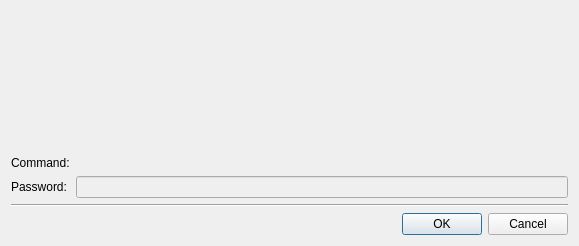
First picture: the form in passworddialog.ui, repository lxqt/lxqt-sudo, before the edit.
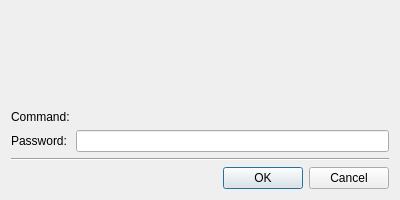
Second picture: the form after the edit.

What changed in the file:
```diff
--- a/passworddialog.ui
+++ b/passworddialog.ui
@@ -6,10 +6,16 @@
    <rect>
     <x>0</x>
     <y>0</y>
-    <width>579</width>
-    <height>246</height>
+    <width>400</width>
+    <height>200</height>
    </rect>
   </property>
+  <property name="sizePolicy">
+   <sizepolicy hsizetype="Fixed" vsizetype="Fixed">
+    <horstretch>0</horstretch>
+    <verstretch>0</verstretch>
+   </sizepolicy>
+  </property>
   <property name="windowTitle">
    <string>LXQt sudo</string>
   </property>
@@ -30,20 +36,30 @@
        </property>
       </widget>
      </item>
-     <item row="1" column="0">
-      <widget class="QLabel" name="descCommandL">
-       <property name="sizePolicy">
-        <sizepolicy hsizetype="Preferred" vsizetype="Fixed">
-         <horstretch>0</horstretch>
-         <verstretch>0</verstretch>
-        </sizepolicy>
-       </property>
+     <item row="0" column="1">
+      <widget class="QLabel" name="descriptionL">
        <property name="text">
-        <string>Command:</string>
+        <string/>
+       </property>
+       <property name="scaledContents">
+        <bool>true</bool>
        </property>
       </widget>
      </item>
      <item row="1" column="1">
+      <widget class="QLabel" name="errorL">
+       <property name="sizePolicy">
+        <sizepolicy hsizetype="Preferred" vsizetype="Fixed">
+         <horstretch>0</horstretch>
+         <verstretch>0</verstretch>
+        </sizepolicy>
+       </property>
+       <property name="text">
+        <string/>
+       </property>
+      </widget>
+     </item>
+     <item row="2" column="1">
       <widget class="QLabel" name="commandL">
        <property name="sizePolicy">
         <sizepolicy hsizetype="Preferred" vsizetype="Fixed">
@@ -56,23 +72,33 @@
        </property>
       </widget>
      </item>
-     <item row="3" column="1">
+     <item row="2" column="0">
+      <widget class="QLabel" name="descCommandL">
+       <property name="sizePolicy">
+        <sizepolicy hsizetype="Preferred" vsizetype="Fixed">
+         <horstretch>0</horstretch>
+         <verstretch>0</verstretch>
+        </sizepolicy>
+       </property>
+       <property name="text">
+        <string>Command:</string>
+       </property>
+      </widget>
+     </item>
+     <item row="4" column="0">
+      <widget class="QLabel" name="descPasswordL">
+       <property name="text">
+        <string>Password:</string>
+       </property>
+      </widget>
+     </item>
+     <item row="4" column="1">
       <widget class="QLineEdit" name="passwordLE">
-       <property name="enabled">
-        <bool>false</bool>
-       </property>
        <property name="echoMode">
         <enum>QLineEdit::Password</enum>
        </property>
       </widget>
      </item>
-     <item row="3" column="0">
-      <widget class="QLabel" name="descPasswordL">
-       <property name="text">
-        <string>Password:</string>
-       </property>
-      </widget>
-     </item>
     </layout>
    </item>
    <item>
```
Left out of the diff: 7 changed lines with no effect on the pictures.
